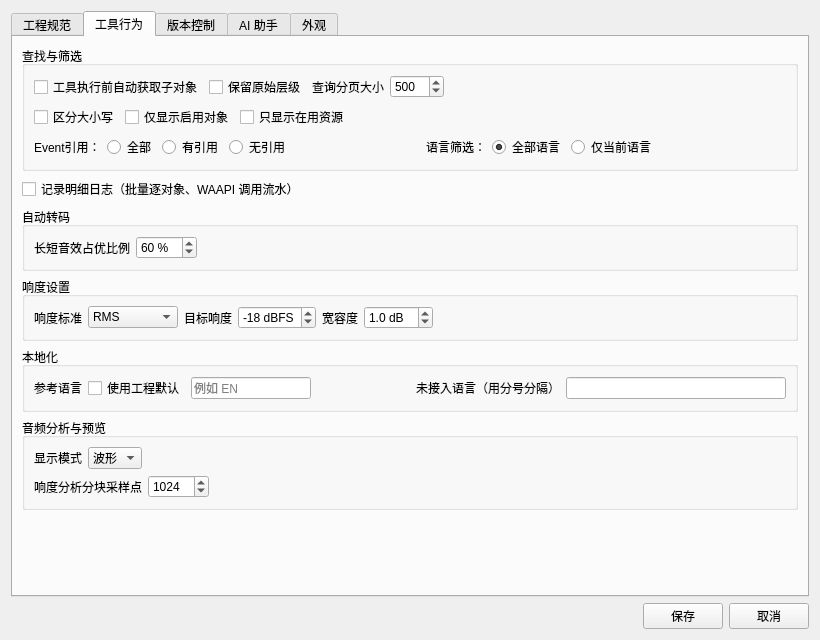
Qt form ui/ProjectSettings.ui (victor647/WAAPI_Tools) before a commit.
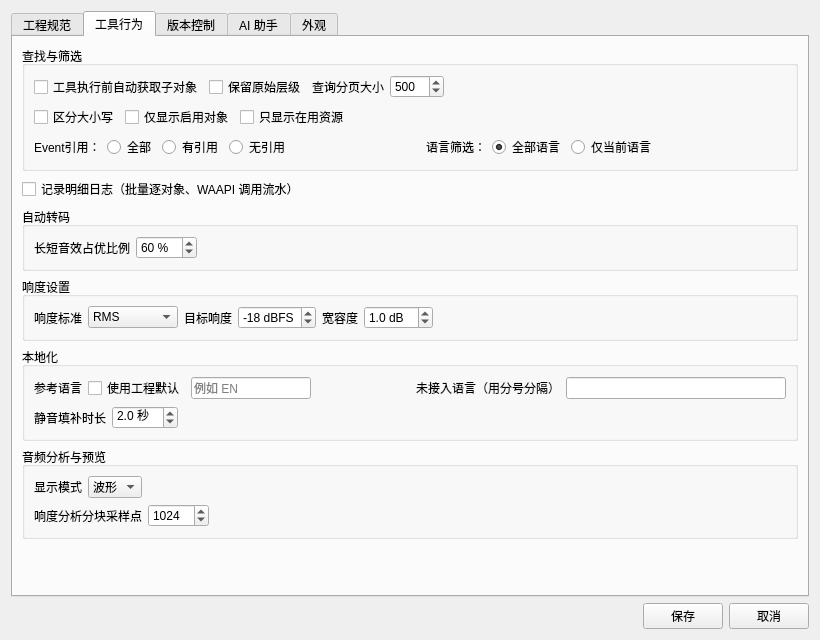
The same form after that commit. The open tabs and pages were chosen to show the change. Custom widgets are drawn as their Qt base class.

```diff
--- a/ui/ProjectSettings.ui
+++ b/ui/ProjectSettings.ui
@@ -783,6 +783,58 @@
             </item>
            </layout>
           </item>
+          <item>
+           <layout class="QHBoxLayout" name="silenceDurationRow">
+            <item>
+             <widget class="QLabel" name="lblSilenceDuration">
+              <property name="text">
+               <string>静音填补时长</string>
+              </property>
+              <property name="toolTip">
+               <string>「静音填补空缺」为缺失语言新建的静音源长度（秒）。</string>
+              </property>
+             </widget>
+            </item>
+            <item>
+             <widget class="QDoubleSpinBox" name="spbSilenceDuration">
+              <property name="toolTip">
+               <string>默认 2 秒，可调范围 0.1-60。只影响新建的静音源，已有样本不受影响。</string>
+              </property>
+              <property name="suffix">
+               <string> 秒</string>
+              </property>
+              <property name="decimals">
+               <number>1</number>
+              </property>
+              <property name="minimum">
+               <double>0.100000000000000</double>
+              </property>
+              <property name="maximum">
+               <double>60.000000000000000</double>
+              </property>
+              <property name="singleStep">
+               <double>0.500000000000000</double>
+              </property>
+              <property name="value">
+               <double>2.000000000000000</double>
+              </property>
+             </widget>
+            </item>
+            <item>
+             <spacer name="silenceDurationSpacer">
+              <property name="orientation">
+               <enum>Qt::Horizontal</enum>
+              </property>
+              <property name="sizeHint" stdset="0">
+               <size>
+                <width>40</width>
+                <height>20</height>
+               </size>
+              </property>
+             </spacer>
+            </item>
+           </layout>
+          </item>
          </layout>
         </widget>
        </item>
```
